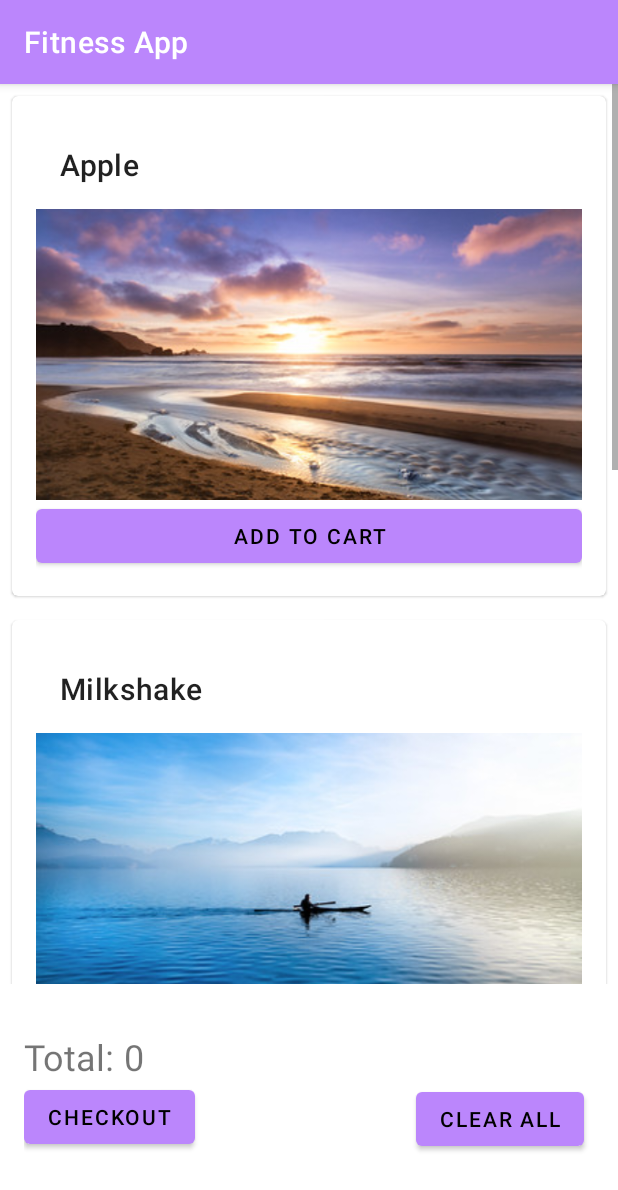
After one commit to rajarshi-ray29/Fitness-App, an Android app: the StoreActivity screen opened directly, with no data from a screen before it, on a phone screen of 412 x 824 dp. The commit adds this screen. Shown: the top 1190 px of the screen. Run offline under Robolectric (Android 15) with nearby library versions, the phone set to English and light mode, and no system bars.

Commit message:
Commit 4

```diff
--- a/app/build.gradle
+++ b/app/build.gradle
@@ -46,4 +46,5 @@ dependencies {
     testImplementation 'junit:junit:4.+'
     androidTestImplementation 'androidx.test.ext:junit:1.1.2'
     androidTestImplementation 'androidx.test.espresso:espresso-core:3.3.0'
+
 }
--- a/app/src/main/AndroidManifest.xml
+++ b/app/src/main/AndroidManifest.xml
@@ -11,6 +11,7 @@
         android:supportsRtl="true"
         android:theme="@style/Theme.MyApplication">
         <activity android:name=".EditInfoActivity"/>
+        <activity android:name=".StoreActivity"/>
         <activity android:name=".MainActivity"/>
         <activity android:name=".HomeActivity"/>
         <activity android:name=".ForgotPasswordActivity"/>
--- /dev/null
+++ b/app/src/main/java/com/example/myapplication/DataSource.kt
@@ -0,0 +1,12 @@
+package com.example.myapplication
+
+class Datasource {
+    fun loadAffirmation(): List<Store>{
+        return listOf<Store>(
+            Store(R.string.item1,R.drawable.image1),
+            Store(R.string.item2,R.drawable.image2),
+            Store(R.string.item3,R.drawable.image3),
+            Store(R.string.item4,R.drawable.image4),
+        )
+    }
+}
--- a/app/src/main/java/com/example/myapplication/HomeActivity.kt
+++ b/app/src/main/java/com/example/myapplication/HomeActivity.kt
@@ -4,14 +4,9 @@ import android.app.ProgressDialog
 import android.content.Intent
 import androidx.appcompat.app.AppCompatActivity
 import android.os.Bundle
-import android.text.TextUtils
-import android.util.Log
 import android.view.View
 import android.widget.Button
-import android.widget.EditText
 import android.widget.TextView
-import android.widget.Toast
-import androidx.core.content.ContextCompat.startActivity
 import com.google.firebase.auth.FirebaseAuth
 import com.google.firebase.database.*
 
@@ -55,6 +50,9 @@ class HomeActivity: AppCompatActivity() {
         btnEdit!!
             .setOnClickListener { startActivity(Intent(this,
                 EditInfoActivity::class.java)) }
+        btnStore!!.setOnClickListener {
+            startActivity(Intent(this, StoreActivity::class.java))
+        }
     }
 
     override fun onStart() {
--- /dev/null
+++ b/app/src/main/java/com/example/myapplication/ItemAdapter.kt
@@ -0,0 +1,52 @@
+package com.example.myapplication
+
+import android.content.Context
+import android.view.LayoutInflater
+import android.view.View
+import android.view.ViewGroup
+import android.widget.Button
+import android.widget.ImageView
+import android.widget.TextView
+import android.widget.Toast
+import androidx.recyclerview.widget.RecyclerView
+
+class ItemAdapter(
+    private val context: Context,
+    private val dataset:List<Store>
+)
+    : RecyclerView.Adapter<ItemAdapter.ItemViewHolder>() {
+
+    inner class ItemViewHolder(view: View): RecyclerView.ViewHolder(view){
+        val textView: TextView = view.findViewById(R.id.item_title)
+        val imageView: ImageView=view.findViewById(R.id.item_image)
+        private val buttonView: Button=view.findViewById(R.id.add_to_cart)
+        init {
+            buttonView.setOnClickListener {v: View ->
+                val position: Int = adapterPosition
+                Toast.makeText(view.context, "Hello world", Toast.LENGTH_SHORT).show()
+                //val total: TextView?= StoreActivity().findViewById<TextView>(R.id.total)
+                //total?.text = "20"
+                //val view: TextView = StoreActivity().findViewById(R.id.total)
+                //view.text = "40"
+                StoreActivity().total!!.text  = "50"
+            }
+        }
+    }
+
+    override fun onCreateViewHolder(parent: ViewGroup, viewType: Int): ItemViewHolder {
+        val adapterLayout = LayoutInflater.from(parent.context)
+            .inflate(R.layout.activity_store_item,parent,false)
+        return ItemViewHolder(adapterLayout)
+    }
+
+    override fun onBindViewHolder(holder: ItemViewHolder, position: Int) {
+        val item=dataset[position]
+        holder.textView.text = context.resources.getString(item.stringResourceId)
+        holder.imageView.setImageResource(item.imageResourceId)
+    }
+
+    override fun getItemCount(): Int {
+        return dataset.size
+    }
+
+}
--- /dev/null
+++ b/app/src/main/java/com/example/myapplication/Store.kt
@@ -0,0 +1,8 @@
+package com.example.myapplication
+
+import androidx.annotation.DrawableRes
+import androidx.annotation.StringRes
+
+data class Store(@StringRes val stringResourceId: Int,
+                       @DrawableRes val imageResourceId: Int) {
+}
--- /dev/null
+++ b/app/src/main/java/com/example/myapplication/StoreActivity.kt
@@ -0,0 +1,24 @@
+package com.example.myapplication
+
+import android.os.Bundle
+import android.view.View
+import android.widget.TextView
+import android.widget.Toast
+import androidx.appcompat.app.AppCompatActivity
+import androidx.recyclerview.widget.RecyclerView
+
+open class StoreActivity : AppCompatActivity() {
+    var total: TextView? = null
+
+    override fun onCreate(savedInstanceState: Bundle?) {
+        super.onCreate(savedInstanceState)
+        setContentView(R.layout.activity_store)
+        //total = findViewById(R.id.total)
+        total = findViewById(R.id.total)
+        //updateTotal()
+        val myDataset= Datasource().loadAffirmation()
+        val recyclerView=findViewById<RecyclerView>(R.id.recycler_view)
+        recyclerView.adapter= ItemAdapter(this,myDataset)
+        recyclerView.setHasFixedSize(true)
+    }
+}
--- /dev/null
+++ b/app/src/main/res/drawable/ic_android.xml
@@ -0,0 +1,9 @@
+<vector xmlns:android="http://schemas.android.com/apk/res/android"
+        android:width="24dp"
+        android:height="24dp"
+        android:viewportWidth="24"
+        android:viewportHeight="24">
+    <path
+        android:pathData="M17.6,11.48 L19.44,8.3a0.63,0.63 0,0 0,-1.09 -0.63l-1.88,3.24a11.43,11.43 0,0 0,-8.94 0L5.65,7.67a0.63,0.63 0,0 0,-1.09 0.63L6.4,11.48A10.81,10.81 0,0 0,1 20L23,20A10.81,10.81 0,0 0,17.6 11.48ZM7,17.25A1.25,1.25 0,1 1,8.25 16,1.25 1.25,0 0,1 7,17.25ZM17,17.25A1.25,1.25 0,1 1,18.25 16,1.25 1.25,0 0,1 17,17.25Z"
+        android:fillColor="#FF000000"/>
+</vector>
--- /dev/null
+++ b/app/src/main/res/layout/activity_store.xml
@@ -0,0 +1,56 @@
+<?xml version="1.0" encoding="utf-8"?>
+<RelativeLayout xmlns:android="http://schemas.android.com/apk/res/android"
+    xmlns:app="http://schemas.android.com/apk/res-auto"
+    xmlns:tools="http://schemas.android.com/tools"
+    android:layout_width="match_parent"
+    android:layout_height="match_parent"
+    tools:context=".StoreActivity">
+
+    <androidx.recyclerview.widget.RecyclerView
+        android:id="@+id/recycler_view"
+        android:layout_width="match_parent"
+        android:layout_height="600dp"
+        android:scrollbars="vertical"
+        app:layoutManager="LinearLayoutManager" />
+
+    <RelativeLayout
+        android:id="@+id/relativeLayout"
+        android:layout_width="match_parent"
+        android:layout_height="wrap_content"
+        android:layout_below="@+id/recycler_view"
+        android:layout_marginTop="16dp"
+        android:padding="16dp">
+
+        <TextView
+            android:id="@+id/textView"
+            android:layout_width="wrap_content"
+            android:layout_height="wrap_content"
+            android:text="Total: "
+            android:textSize="24dp" />
+
+        <TextView
+            android:id="@+id/total"
+            android:layout_width="wrap_content"
+            android:layout_height="wrap_content"
+            android:layout_toRightOf="@+id/textView"
+            android:textSize="24dp"
+            android:text="0"/>
+
+        <Button
+            android:id="@+id/btn_checkout"
+            android:layout_width="wrap_content"
+            android:layout_height="wrap_content"
+            android:layout_below="@+id/textView"
+            android:text="Checkout" />
+
+        <Button
+            android:layout_width="wrap_content"
+            android:layout_height="wrap_content"
+            android:layout_below="@id/textView"
+            android:layout_marginLeft="147dp"
+            android:layout_marginTop="1dp"
+            android:layout_toRightOf="@id/btn_checkout"
+            android:text="Clear All" />
+    </RelativeLayout>
+
+</RelativeLayout>
--- /dev/null
+++ b/app/src/main/res/layout/activity_store_item.xml
@@ -0,0 +1,31 @@
+<?xml version="1.0" encoding="utf-8"?>
+<com.google.android.material.card.MaterialCardView
+    android:layout_width="match_parent"
+    android:layout_height="wrap_content"
+    android:layout_margin="8dp"
+    xmlns:android="http://schemas.android.com/apk/res/android">
+    <LinearLayout
+        android:layout_height="wrap_content"
+        android:layout_width="match_parent"
+        android:orientation="vertical"
+        android:padding="16dp"
+        xmlns:android="http://schemas.android.com/apk/res/android">
+        <TextView
+            android:layout_width="wrap_content"
+            android:layout_height="wrap_content"
+            android:padding="16dp"
+            android:textAppearance="?attr/textAppearanceHeadline6"
+            android:id="@+id/item_title"/>
+        <ImageView
+            android:id="@+id/item_image"
+            android:layout_width="match_parent"
+            android:layout_height="194dp"
+            android:scaleType="centerCrop"
+            android:importantForAccessibility="no"/>
+        <Button
+            android:layout_width="match_parent"
+            android:layout_height="wrap_content"
+            android:id="@+id/add_to_cart"
+            android:text="Add to Cart"/>
+    </LinearLayout>
+</com.google.android.material.card.MaterialCardView>
--- a/app/src/main/res/values/strings.xml
+++ b/app/src/main/res/values/strings.xml
@@ -12,4 +12,9 @@
     <string name="height">Height(cm)</string>
     <string name="weight">Weight(kg)</string>
     <string name="sign_up">Sign Up</string>
+
+    <string name="item1">Apple</string>
+    <string name="item2">Milkshake</string>
+    <string name="item3">Energy Drink</string>
+    <string name="item4">Proteins</string>
 </resources>
```
Also changed, not shown: app/src/main/res/drawable/image1.jpg (added), app/src/main/res/drawable/image2.jpg (added), app/src/main/res/drawable/image3.jpg (added), app/src/main/res/drawable/image4.jpg (added).
